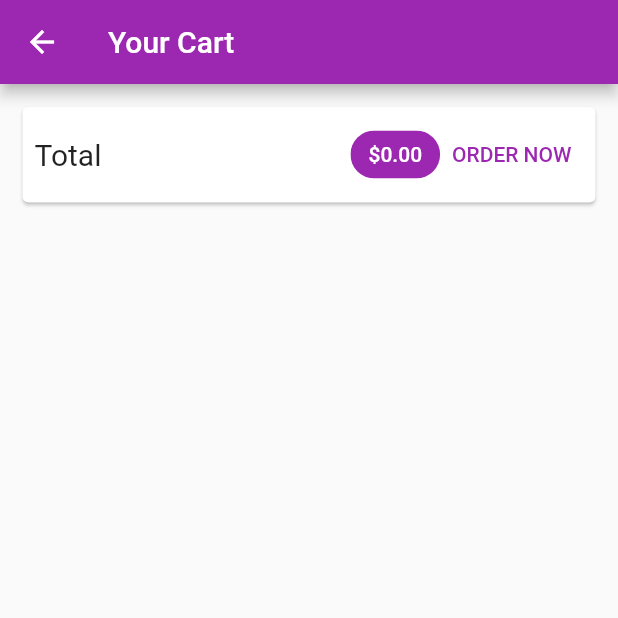
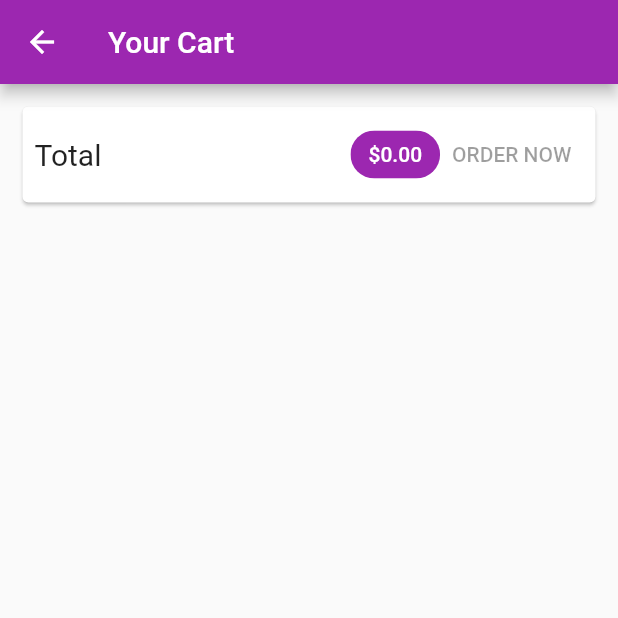
Before and after one commit to minhphan46/Shop_app, a Flutter app: the CartScreen screen opened by its route, on a phone screen of 412 x 824 dp, the top half of it. Run offline on Flutter 3.47's test engine with Material 2 defaults, Android fonts, the phone set to English and light mode, and no system bars; network calls fail.

Commit message:
order firebase

```diff
--- a/lib/providers/products.dart
+++ b/lib/providers/products.dart
@@ -58,6 +58,7 @@ class Products with ChangeNotifier {
     try {
       final response = await http.get(url);
       final extractedData = json.decode(response.body) as Map<String, dynamic>;
+      if (extractedData == null) return;
       final List<Product> loadedProducts = [];
       extractedData.forEach((prodId, prodData) {
         loadedProducts.add(Product(
--- a/lib/screens/cart_screen.dart
+++ b/lib/screens/cart_screen.dart
@@ -39,18 +39,7 @@ class CartScreen extends StatelessWidget {
                     ),
                     backgroundColor: Theme.of(context).primaryColor,
                   ),
-                  TextButton(
-                    onPressed: () {
-                      Provider.of<Orders>(context, listen: false).addOrder(
-                        cart.items.values.toList(),
-                        cart.totalAmount,
-                      );
-                      cart.clear();
-                    },
-                    child: Text("ORDER NOW"),
-                    style: TextButton.styleFrom(
-                        primary: Theme.of(context).primaryColor),
-                  ),
+                  OrderButton(cart: cart),
                 ],
               ),
             ),
@@ -73,3 +62,41 @@ class CartScreen extends StatelessWidget {
     );
   }
 }
+
+class OrderButton extends StatefulWidget {
+  const OrderButton({
+    Key? key,
+    required this.cart,
+  }) : super(key: key);
+
+  final Cart cart;
+
+  @override
+  State<OrderButton> createState() => _OrderButtonState();
+}
+
+class _OrderButtonState extends State<OrderButton> {
+  var _isLoading = false;
+  @override
+  Widget build(BuildContext context) {
+    return TextButton(
+      child: _isLoading ? CircularProgressIndicator() : Text("ORDER NOW"),
+      style: TextButton.styleFrom(primary: Theme.of(context).primaryColor),
+      onPressed: (widget.cart.totalAmount <= 0 || _isLoading)
+          ? null
+          : () async {
+              setState(() {
+                _isLoading = true;
+              });
+              await Provider.of<Orders>(context, listen: false).addOrder(
+                widget.cart.items.values.toList(),
+                widget.cart.totalAmount,
+              );
+              setState(() {
+                _isLoading = false;
+              });
+              widget.cart.clear();
+            },
+    );
+  }
+}
```
Also changed, not shown: lib/providers/order.dart (+49 -3 lines), lib/providers/product.dart (+22 -1 lines), lib/screens/orders_screen.dart (+38 -5 lines).
